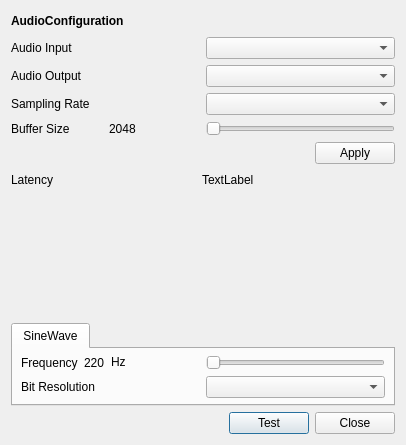
Above: audiopreferencedialog.ui from Bariyard/AudioIOTester before the change. Below: the same form after it.
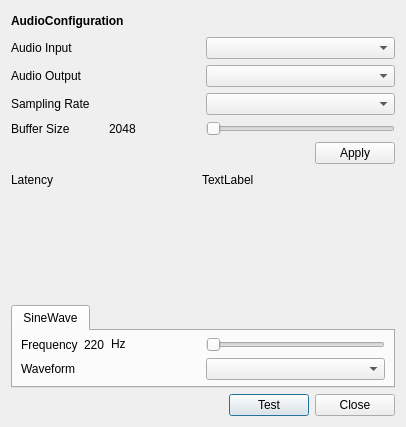
That is the form after the change.

Commit message: synthesizer wavetable oscillator with UI, remove bit rate of synth

The edit to the form file:
```diff
--- a/audiopreferencedialog.ui
+++ b/audiopreferencedialog.ui
@@ -7,7 +7,7 @@
     <x>0</x>
     <y>0</y>
     <width>406</width>
-    <height>445</height>
+    <height>427</height>
    </rect>
   </property>
   <property name="mouseTracking">
@@ -389,7 +389,7 @@
              <item>
               <widget class="QLabel" name="BitResolutionLabel">
                <property name="text">
-                <string>Bit Resolution</string>
+                <string>Waveform</string>
                </property>
               </widget>
              </item>
```
Left out of the diff: 6 changed lines with no effect on the pictures. The commit also changes 4 other files.
